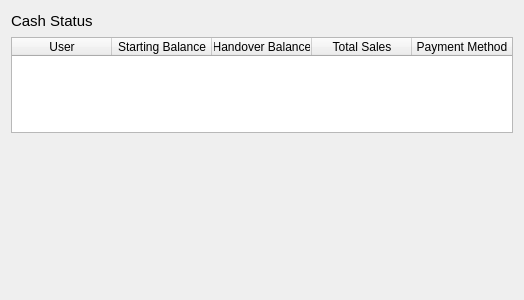
Watti/estorecpp, file estorecpp/cashbalancestatus.ui: the form before one commit.
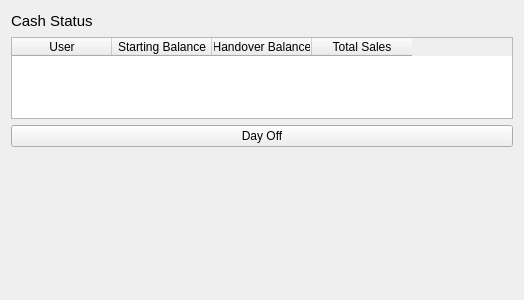
The form after the commit.

Commit message: cash balancing and configuration have been completed - UIs are not completed

The edit to the form file:
```diff
--- a/estorecpp/cashbalancestatus.ui
+++ b/estorecpp/cashbalancestatus.ui
@@ -65,11 +65,13 @@
        <string>Total Sales</string>
       </property>
      </column>
-     <column>
+    </widget>
+   </item>
+   <item>
+    <widget class="QPushButton" name="btnDayoff">
       <property name="text">
-       <string>Payment Method</string>
-      </property>
-     </column>
+      <string>Day Off</string>
+     </property>
     </widget>
    </item>
    <item>
```
Lines whose indentation alone changed are shown as unchanged. The commit also changes 5 other files.
